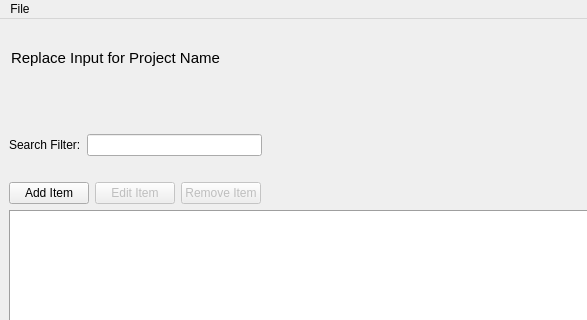
Before: the Qt Designer form src/mainwindow.ui in RobertBrochhaus/OpenPointList-Application, drawn with Qt 5; both pictures show x 0 to 587 and y 0 to 320 of the 871 by 493 pixel window.
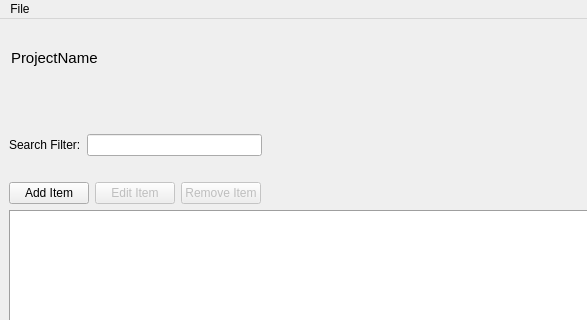
After: the same form once the commit is applied.

Diff of the .ui file:
```diff
--- a/src/mainwindow.ui
+++ b/src/mainwindow.ui
@@ -63,7 +63,7 @@
            <string notr="true">background-color: transparent;</string>
           </property>
           <property name="text">
-           <string>Replace Input for Project Name</string>
+           <string>ProjectName</string>
           </property>
           <property name="frame">
            <bool>false</bool>
```
Left out of the diff: 11 changed lines with no effect on the pictures.
